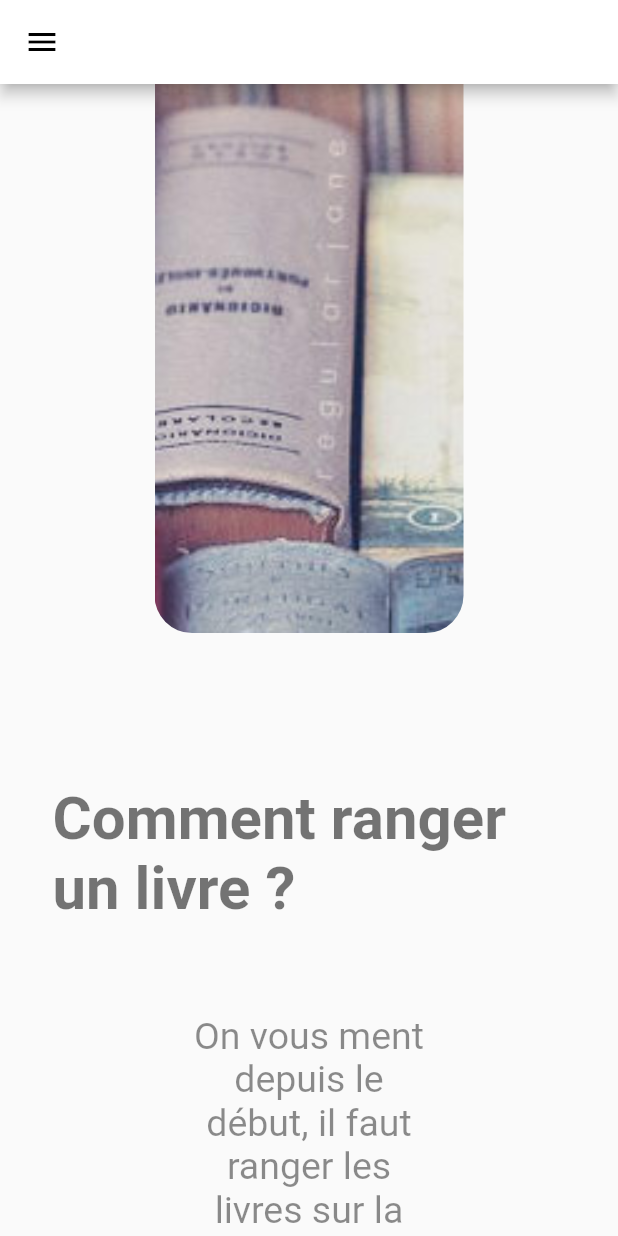
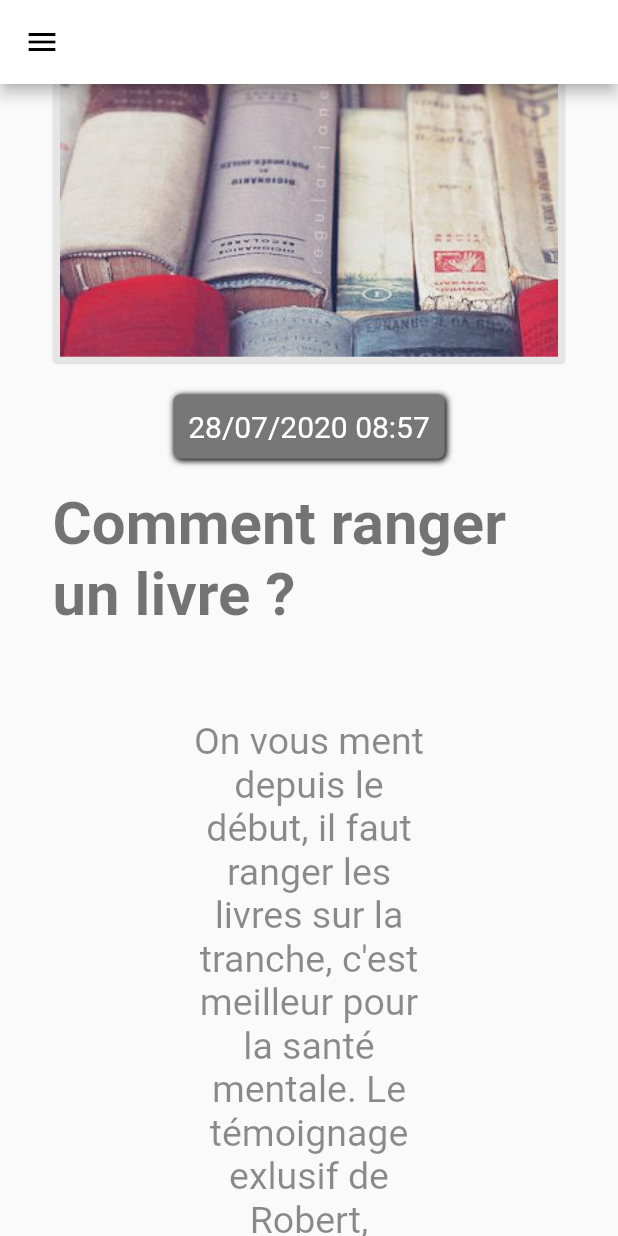
Before and after one commit to alexandrecld/fake_news_flutter, a Flutter app: the screen it shows after launch, scrolled down 1152 dp, on a phone screen of 412 x 824 dp. Run offline on Flutter 3.47's test engine with Material 2 defaults, Android fonts, the phone set to English and light mode, and no system bars.

Commit message:
Ajout des sections, top, lastNews, banner et contact

```diff
--- a/lib/constantes.dart
+++ b/lib/constantes.dart
@@ -17,6 +17,15 @@ String globeImage = "images/pic06.jpg";
 String redLeafImage = "images/pic07.jpg";
 
 Color whiteColor = const Color.fromRGBO(255, 255, 255, 1);
+Color fondGris = const Color.fromRGBO(240, 240, 240, 1);
+Color fondSombre = const Color.fromRGBO(68, 68, 68, 1);
+Color orange = const Color.fromRGBO(237, 120, 106, 1);
+Color orangeHover = const Color.fromRGBO(253, 136, 122, 1);
+Color rouge = const Color.fromRGBO(204, 0, 0, 1);
+Color grisLeger = const Color.fromRGBO(229, 229, 229, 1);
+Color grisMoyen = const Color.fromRGBO(119, 119, 119, 1);
+Color gris = const Color.fromRGBO(102, 102, 102, 1);
+Color grisSombre = const Color.fromRGBO(60, 60, 60, 1);
 
 List<ButtonObject> menuButton = [
   ButtonObject(text: "Rembobiner", icon: Icons.home, destination: const MainPage()),
@@ -28,9 +37,9 @@ List<HoverButton> menuButtonHover() =>
     menuButton.map((button) => HoverButton(buttonObject: button)).toList();
 
 List<LastNews> lastNews = [
-  LastNews(name: "Comment ranger un livre ?", text: "On vous ment depuis le début, il faut ranger les livres sur la tranche, c'est meilleur pour la santé mentale. Le témoignage exlusif de Robert, dictionnaire de français", path: booksImage),
-  LastNews(name: "Huile de palmipède", text: "Des chercheurs ont découvert qu'à cause de l'huile de palme quelle contient, une consommation excessive de pâte à tartiner provoquerait une mutation du pied en pâte de canard. Les photos exclusives ici !", path: nutellaToastImage),
-  LastNews(name: "Cérisier alien", text: "EXCLUSIF ! Les aliens sont parmi nous ! Ils se cachent dans les cerisiers déguisés en fleurs. L'interview exclusive de Bob l'extraterrestre", path: cherryTreeImage),
+  LastNews(date: "28/07/2020 08:57", name: "Comment ranger un livre ?", text: "On vous ment depuis le début, il faut ranger les livres sur la tranche, c'est meilleur pour la santé mentale. Le témoignage exlusif de Robert, dictionnaire de français", path: booksImage),
+  LastNews(date: "26/07/2020 09:14", name: "Huile de palmipède", text: "Des chercheurs ont découvert qu'à cause de l'huile de palme quelle contient, une consommation excessive de pâte à tartiner provoquerait une mutation du pied en pâte de canard. Les photos exclusives ici !", path: nutellaToastImage),
+  LastNews(date: "14/07/2020 12:18", name: "Cérisier alien", text: "EXCLUSIF ! Les aliens sont parmi nous ! Ils se cachent dans les cerisiers déguisés en fleurs. L'interview exclusive de Bob l'extraterrestre", path: cherryTreeImage),
 ];
 
 List<UrlClass> networks = [
--- a/lib/models/last_news.dart
+++ b/lib/models/last_news.dart
@@ -1,8 +1,12 @@
-
 class LastNews {
   String name;
   String text;
+  String date;
   String path;
 
-  LastNews({required this.name, required this.text, required this.path});
+  LastNews(
+      {required this.date,
+      required this.name,
+      required this.text,
+      required this.path});
 }
--- a/lib/widgets/container_text_image.dart
+++ b/lib/widgets/container_text_image.dart
@@ -13,13 +13,18 @@ class ContainerTextImage extends StatelessWidget {
       child: Container(
         height: size.height / 2,
         width: size.width,
-        decoration: BoxDecoration(
-          border: const Border(
+        decoration: const BoxDecoration(
+          border: Border(
             top: BorderSide(
                 color: Colors.grey, width: 1.0, style: BorderStyle.solid),
             bottom: BorderSide(
                 color: Colors.grey, width: 1.0, style: BorderStyle.solid),
           ),
+          color: Colors.white,
+        ),
+        child: Container(
+          margin: const EdgeInsets.all(10.0),
+          decoration: BoxDecoration(
             image: DecorationImage(
                 image: AssetImage(bannerImage), fit: BoxFit.cover),
           ),
@@ -51,6 +56,7 @@ class ContainerTextImage extends StatelessWidget {
             ),
           ),
         ),
+      ),
     );
   }
 }
--- a/lib/widgets/last_news_widget.dart
+++ b/lib/widgets/last_news_widget.dart
@@ -1,3 +1,4 @@
+import 'package:fake_news/constantes.dart';
 import 'package:fake_news/models/last_news.dart';
 import 'package:flutter/material.dart';
 
@@ -19,18 +20,38 @@ class _EventWidgetState extends State<LastNewsWidget> {
       padding: const EdgeInsets.all(20),
       child: Column(
         children: [
-          SizedBox(
-            height: widget.size.height,
-            width: widget.size.width,
+          Container(
+            decoration: BoxDecoration(
+              border: Border.all(color: grisLeger, width: 5.0),
+              borderRadius: BorderRadius.circular(3.0),
+            ),
             child: ClipRRect(
-              borderRadius: BorderRadius.circular(25),
               child: Image.asset(
                 widget.lastNews.path,
                 fit: BoxFit.cover,
               ),
             ),
           ),
-          const Padding(padding: EdgeInsets.only(bottom: 100)),
+          const SizedBox(height: 20),
+          Container(
+            padding: const EdgeInsets.all(10),
+            decoration: BoxDecoration(
+              color: grisMoyen,
+              borderRadius: BorderRadius.circular(5.0),
+              boxShadow: const [
+                BoxShadow(
+                  color: Colors.black,
+                  offset: Offset(1, 1),
+                  blurRadius: 3.0,
+                ),
+              ],
+            ),
+            child: Text(
+              widget.lastNews.date,
+              style: const TextStyle(color: Colors.white, fontSize: 20),
+            ),
+          ),
+          const SizedBox(height: 20),
           Text(
             widget.lastNews.name,
             style: const TextStyle(
@@ -38,7 +59,7 @@ class _EventWidgetState extends State<LastNewsWidget> {
                 fontWeight: FontWeight.bold,
                 fontSize: 40),
           ),
-          const Padding(padding: EdgeInsets.only(bottom: 60)),
+          const SizedBox(height: 60),
           SizedBox(
             width: widget.size.width * 0.8,
             child: Text(
```
Lines whose indentation alone changed are shown as unchanged.
